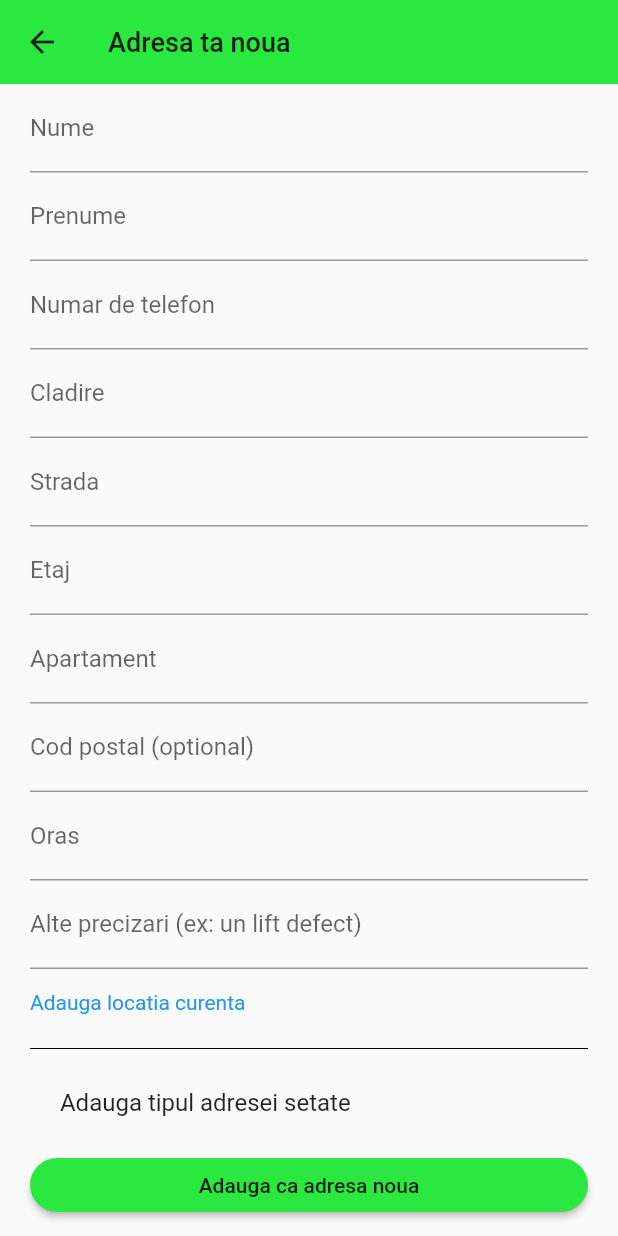
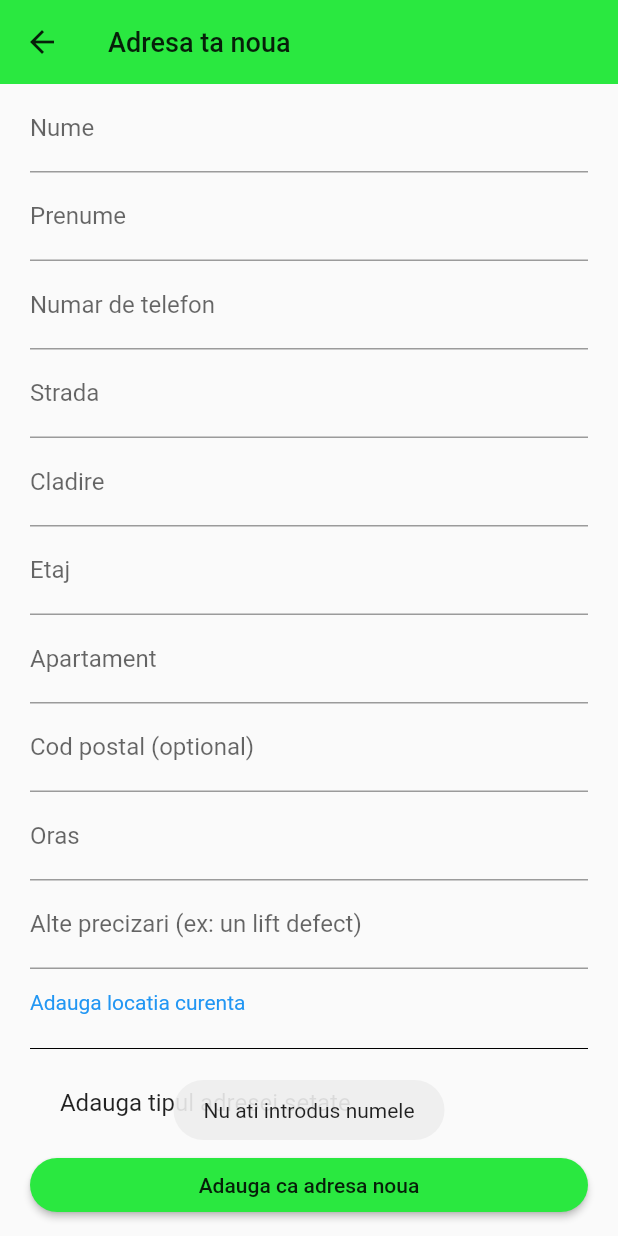
Before and after one commit to rares221/Flutter-App-for-CS-final-project, a Flutter app: the AddDeliveryAddress screen opened directly, after a tap on "Adauga ca adresa noua", on a phone screen of 412 x 824 dp. Run offline on Flutter 3.47's test engine with Material 2 defaults, Android fonts, the phone set to English and light mode, and no system bars; our stand-ins replace cloud_firestore, firebase_auth, firebase_core, flutter_signin_button, fluttertoast, google_maps_flutter and 2 more; accounts and stored records are empty; network calls fail.

Commit message:
15th day of work

```diff
--- a/lib/main.dart
+++ b/lib/main.dart
@@ -1,6 +1,7 @@
 import 'package:firebase_auth/firebase_auth.dart';
 import 'package:flutter/material.dart';
 import 'package:licenta_2022_vr/config/colors.dart';
+import 'package:licenta_2022_vr/providers/check_out_provider.dart';
 import 'package:licenta_2022_vr/providers/product_provider.dart';
 import 'package:licenta_2022_vr/providers/review_cart_provider.dart';
 import 'package:licenta_2022_vr/providers/user_provider.dart';
@@ -35,6 +36,9 @@ class MyApp extends StatelessWidget {
           ChangeNotifierProvider<WishListProvider>(
             create: (context)=>WishListProvider(),
           ),
+          ChangeNotifierProvider<CheckOutProvider>(
+            create: (context)=>CheckOutProvider(),
+          ),
     ],
 
         child: MaterialApp(
--- /dev/null
+++ b/lib/providers/check_out_provider.dart
@@ -0,0 +1,73 @@
+import 'package:cloud_firestore/cloud_firestore.dart';
+import 'package:firebase_auth/firebase_auth.dart';
+import 'package:flutter/material.dart';
+import 'package:fluttertoast/fluttertoast.dart';
+
+class CheckOutProvider with ChangeNotifier {
+  bool loadingBuffer = false ;
+  TextEditingController firstName = TextEditingController();
+  TextEditingController lastName = TextEditingController();
+  TextEditingController telephone = TextEditingController();
+  TextEditingController street = TextEditingController();
+  TextEditingController building = TextEditingController();
+  TextEditingController floor = TextEditingController();
+  TextEditingController apartament = TextEditingController();
+  TextEditingController areaCode = TextEditingController();
+  TextEditingController city = TextEditingController();
+  TextEditingController other = TextEditingController();
+  TextEditingController location = TextEditingController();
+
+  void textValidator(context, currentType) async {
+    if (firstName.text.isEmpty) {
+      Fluttertoast.showToast(msg: "Nu ati introdus numele");
+    } else if (lastName.text.isEmpty){
+      Fluttertoast.showToast(msg: "Nu ati introdus prenumele");
+    } else if (telephone.text.isEmpty){
+      Fluttertoast.showToast(msg: "Nu ati introdus numarul de telefon");
+    }else if (street.text.isEmpty){
+      Fluttertoast.showToast(msg: "Nu ati introdus numele strazii");
+    }else if (building.text.isEmpty){
+      Fluttertoast.showToast(msg: "Nu ati introdus tipul cladirii ex: casa/bloc");
+    }else if (floor.text.isEmpty){
+      Fluttertoast.showToast(msg: "Nu ati introdus floorul / daca nu exista introduceti -");
+    }else if (apartament.text.isEmpty){
+      Fluttertoast.showToast(msg: "Nu ati introdus apartamentul / daca nu exista introduceti -");
+    }else if (areaCode.text.isEmpty){
+      Fluttertoast.showToast(msg: "Nu ati introdus codul Postal / daca nu doriti sa il impartasiti, introduceti -");
+    }else if (city.text.isEmpty){
+      Fluttertoast.showToast(msg: "Nu ati introdus orasul");
+    }else if (other.text.isEmpty){
+      Fluttertoast.showToast(msg: "Daca nu aveti nici o precizare introduceti -");
+    }else {
+      loadingBuffer =true;
+      notifyListeners();
+      await FirebaseFirestore
+          .instance
+          .collection("Addresses")
+          .doc(FirebaseAuth.instance.currentUser.uid)
+          .set({
+            "firstName": firstName.text,
+            "lastName": lastName.text,
+            "telephone": telephone.text,
+            "street":street.text,
+            "building":building.text,
+            "floor": floor.text,
+            "apartament": apartament.text,
+            "areaCode": areaCode.text,
+            "city": city.text,
+            "other": other.text,
+            "addressType": currentType.toString(),
+      }).then((value)async{
+        loadingBuffer = false;
+        notifyListeners();
+         Fluttertoast.showToast(msg: "Adresa adaugata cu succes");
+          Navigator.of(context).pop();
+          notifyListeners();
+      });
+      notifyListeners();
+    }
+
+
+
+  }
+}
--- a/lib/screens/check_out/delivery/add_delivery_address.dart
+++ b/lib/screens/check_out/delivery/add_delivery_address.dart
@@ -1,7 +1,11 @@
 import 'package:flutter/material.dart';
+import 'package:licenta_2022_vr/providers/check_out_provider.dart';
+import 'package:licenta_2022_vr/screens/check_out/map_dir/custom_google_map.dart';
+import 'package:provider/provider.dart';
 
 import '../../../config/colors.dart';
 import '../../../widgets/custom_text_field.dart';
+
 
 class AddDeliveryAddress extends StatefulWidget{
   @override
@@ -18,6 +22,7 @@ class _AddDeliveryAddressState extends State<AddDeliveryAddress> {
   var currentType= AddressTypes.Acasa;
   @override
   Widget build(BuildContext context) {
+    CheckOutProvider checkOutProvider= Provider.of(context);
       return Scaffold(
         appBar: AppBar(
           iconTheme: IconThemeData(color: textColor),
@@ -32,13 +37,15 @@ class _AddDeliveryAddressState extends State<AddDeliveryAddress> {
         bottomNavigationBar: Container(
           margin: EdgeInsets.symmetric(vertical: 10,horizontal: 20),
           width: 48,
-          child: MaterialButton(
+          child:checkOutProvider.loadingBuffer ==false ? MaterialButton(
             onPressed: (){
-
+              checkOutProvider.textValidator(context, currentType);
             },
             child: Text("Adauga ca adresa noua" ,style: TextStyle(color: textColor),),
             color: primaryColor,
             shape: RoundedRectangleBorder(borderRadius: BorderRadius.circular(30)),
+          ): Center(
+            child: CircularProgressIndicator(),
           ),
         ),
         body: Padding(
@@ -47,36 +54,48 @@ class _AddDeliveryAddressState extends State<AddDeliveryAddress> {
               children: [
                 CustomTextField(
                   customText: "Nume",
+                  controller: checkOutProvider.firstName,
                 ),
                 CustomTextField(
                   customText: "Prenume",
+                  controller: checkOutProvider.lastName,
                 ),
                 CustomTextField(
                   customText: "Numar de telefon",
+                  controller: checkOutProvider.telephone,
+                ),
+
+                CustomTextField(
+                  customText: "Strada",
+                  controller: checkOutProvider.street,
                 ),
                 CustomTextField(
                   customText: "Cladire",
-                ),
-                CustomTextField(
-                  customText: "Strada",
+                  controller: checkOutProvider.building,
                 ),
                 CustomTextField(
                   customText: "Etaj",
+                  controller: checkOutProvider.floor,
                 ),
                 CustomTextField(
                   customText: "Apartament",
+                  controller: checkOutProvider.apartament,
                 ),
                 CustomTextField(
                   customText: "Cod postal (optional)",
+                  controller: checkOutProvider.areaCode,
                 ),
                 CustomTextField(
                   customText: "Oras",
+                  controller: checkOutProvider.city,
                 ),
                 CustomTextField(
                   customText: "Alte precizari (ex: un lift defect)",
+                  controller: checkOutProvider.other,
                 ),
                 InkWell(
                   onTap: (){
+                    Navigator.of(context).push(MaterialPageRoute(builder: (context)=>CustomGoogleMap(),),);
                   },
                   child: Container(
                     height: 45,
--- a/lib/screens/check_out/delivery/delivery_details.dart
+++ b/lib/screens/check_out/delivery/delivery_details.dart
@@ -20,6 +20,11 @@ class DeliveryDetails extends StatelessWidget{
         backgroundColor: primaryColor,
         child: Icon(Icons.add),
         onPressed: (){
+          Navigator.of(context).push(
+            MaterialPageRoute(
+              builder: (context) => AddDeliveryAddress(),
+            ),
+          );
 
         },
       ),
--- a/pubspec.yaml
+++ b/pubspec.yaml
@@ -34,6 +34,8 @@ dependencies:
   cloud_firestore: ^3.1.15
   fluttertoast: ^8.0.8
   provider: ^6.0.2
+  location: ^4.4.0
+  google_maps_flutter: ^2.1.6
 
 dev_dependencies:
   flutter_test:
```
Also changed, not shown: lib/screens/check_out/map_dir/custom_google_map.dart (added, +57 -0 lines), lib/screens/check_out/payment/order_item.dart (+22 -0 lines), lib/screens/check_out/payment/payment_sumarry.dart (+66 -1 lines), pubspec.lock. Lines whose indentation alone changed are shown as unchanged.
